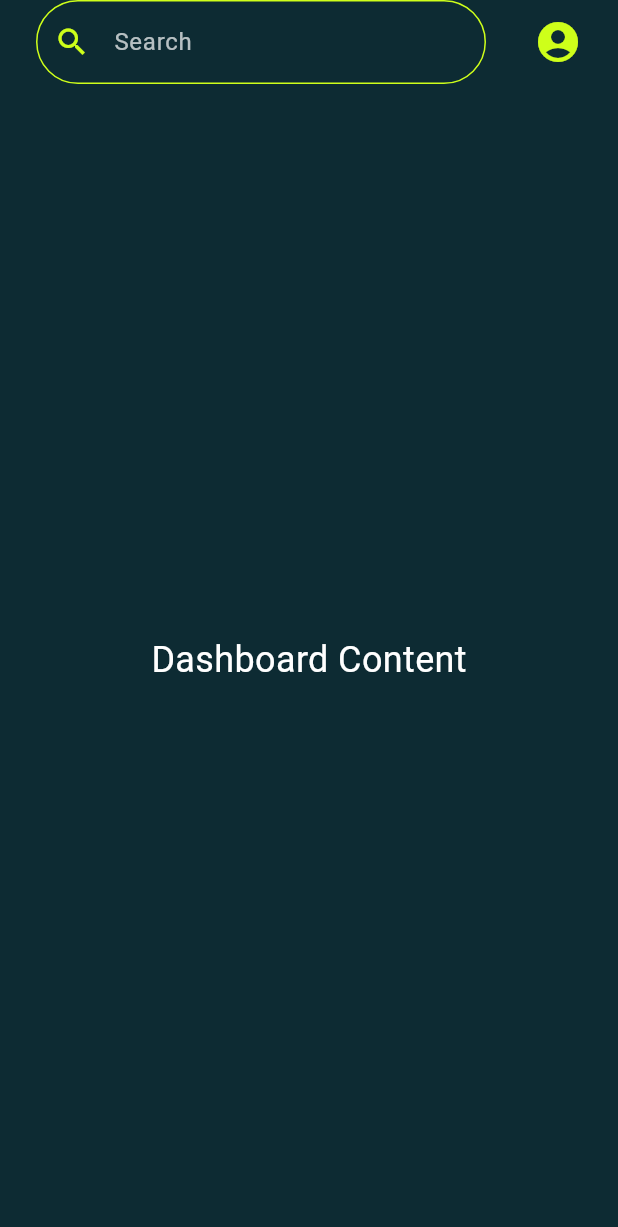
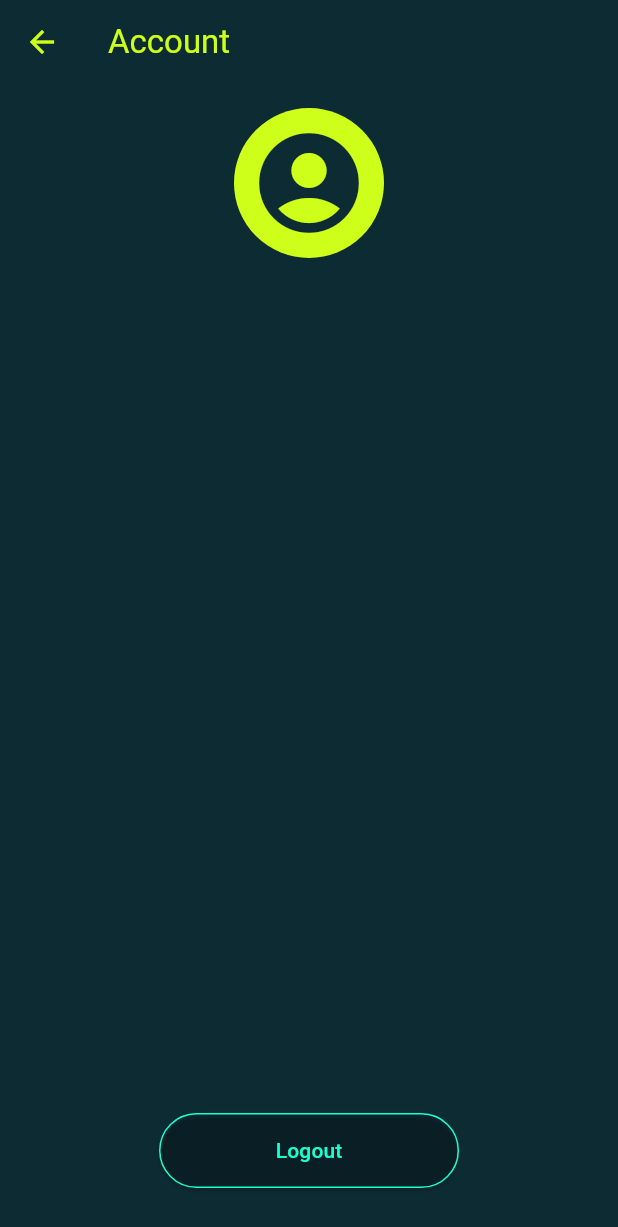
Before and after one commit to JittoJoseph/PreStake-Paper-Staking-App, a Flutter app: the DashboardPage screen opened directly, after a tap on the "account circle" icon, on a phone screen of 412 x 824 dp. Shown: the top 1227 px of the screen. Run offline on Flutter 3.47's test engine with Material 3 defaults, Android fonts, the phone set to English and light mode, and no system bars.

Commit message:
add accounts page

```diff
--- /dev/null
+++ b/lib/pages/account.dart
@@ -0,0 +1,86 @@
+import 'package:flutter/material.dart';
+
+class AccountPage extends StatelessWidget {
+  const AccountPage({super.key});
+
+  @override
+  Widget build(BuildContext context) {
+    const primaryColor = Color.fromRGBO(206, 255, 26, 1);
+    const backgroundColor = Color.fromRGBO(13, 43, 51, 1);
+    const accentColor = Color.fromRGBO(26, 255, 206, 1);
+
+    return Scaffold(
+      appBar: AppBar(
+        backgroundColor: backgroundColor,
+        leading: IconButton(
+          icon: const Icon(Icons.arrow_back, color: primaryColor),
+          onPressed: () => Navigator.of(context).pop(),
+        ),
+        title: const Text(
+          'Account',
+          style: TextStyle(color: primaryColor),
+        ),
+      ),
+      body: Container(
+        decoration: BoxDecoration(
+          gradient: LinearGradient(
+            begin: Alignment.topLeft,
+            end: Alignment.bottomRight,
+            colors: [backgroundColor, backgroundColor.withOpacity(0.8)],
+          ),
+        ),
+        child: Column(
+          children: [
+            const Expanded(
+              child: Padding(
+                padding: EdgeInsets.all(16.0),
+                child: Column(
+                  crossAxisAlignment: CrossAxisAlignment.start,
+                  children: [
+                    Center(
+                      child: CircleAvatar(
+                        radius: 50,
+                        backgroundColor: primaryColor,
+                        child: Icon(
+                          Icons.account_circle,
+                          size: 80,
+                          color: backgroundColor,
+                        ),
+                      ),
+                    ),
+                    SizedBox(height: 24),
+                    // Add more account details here
+                  ],
+                ),
+              ),
+            ),
+            Padding(
+              padding: const EdgeInsets.only(bottom: 32.0),
+              child: Center(
+                child: ElevatedButton(
+                  style: ElevatedButton.styleFrom(
+                    backgroundColor: Colors.transparent,
+                    foregroundColor: accentColor,
+                    minimumSize: const Size(200, 50),
+                    shape: RoundedRectangleBorder(
+                      borderRadius: BorderRadius.circular(25),
+                      side: const BorderSide(color: accentColor),
+                    ),
+                  ),
+                  onPressed: () {
+                    // Pop until we reach the login screen
+                    Navigator.of(context).pushNamedAndRemoveUntil(
+                      '/',
+                      (Route<dynamic> route) => false,
+                    );
+                  },
+                  child: const Text('Logout'),
+                ),
+              ),
+            ),
+          ],
+        ),
+      ),
+    );
+  }
+}
--- a/lib/pages/authentication.dart
+++ b/lib/pages/authentication.dart
@@ -165,15 +165,21 @@ class _SignUpPageState extends State<SignUpPage> {
                   mainAxisAlignment: MainAxisAlignment.center,
                   children: [
                     TextFormField(
-                      decoration: const InputDecoration(
+                      decoration: InputDecoration(
                         labelText: 'Email',
-                        labelStyle: TextStyle(color: Colors.white70),
-                        enabledBorder: UnderlineInputBorder(
-                          borderSide: BorderSide(color: Colors.white70),
+                        labelStyle: const TextStyle(color: Colors.white70),
+                        enabledBorder: OutlineInputBorder(
+                          borderRadius: BorderRadius.circular(25),
+                          borderSide: const BorderSide(
+                              color: Color.fromRGBO(26, 255, 206, 1)),
                         ),
-                        focusedBorder: UnderlineInputBorder(
-                          borderSide: BorderSide(color: primaryColor),
+                        focusedBorder: OutlineInputBorder(
+                          borderRadius: BorderRadius.circular(25),
+                          borderSide: const BorderSide(
+                              color: Color.fromRGBO(206, 255, 26, 1)),
                         ),
+                        contentPadding: const EdgeInsets.symmetric(
+                            horizontal: 20, vertical: 16),
                       ),
                       style: const TextStyle(color: Colors.white),
                       validator: (value) {
--- a/lib/pages/dashboard.dart
+++ b/lib/pages/dashboard.dart
@@ -1,4 +1,5 @@
 import 'package:flutter/material.dart';
+import 'account.dart';
 
 class DashboardPage extends StatelessWidget {
   const DashboardPage({super.key});
@@ -8,13 +9,14 @@ class DashboardPage extends StatelessWidget {
     const primaryColor = Color.fromRGBO(206, 255, 26, 1);
     const backgroundColor = Color.fromRGBO(13, 43, 51, 1);
 
-    return WillPopScope(
-      onWillPop: () async => false, // Disable back button
-      child: Scaffold(
+    return Scaffold(
       appBar: AppBar(
+        automaticallyImplyLeading: false, // Removes back arrow
         backgroundColor: backgroundColor,
         title: Padding(
           padding: const EdgeInsets.symmetric(horizontal: 8.0),
+          child: SizedBox(
+            height: 40, // Reduced height
             child: TextField(
               decoration: InputDecoration(
                 hintText: 'Search',
@@ -30,8 +32,11 @@ class DashboardPage extends StatelessWidget {
                   borderRadius: BorderRadius.circular(30),
                   borderSide: const BorderSide(color: primaryColor, width: 2),
                 ),
+                contentPadding:
+                    const EdgeInsets.symmetric(vertical: 0, horizontal: 16),
               ),
               style: const TextStyle(color: Colors.white),
+            ),
           ),
         ),
         actions: [
@@ -39,9 +44,12 @@ class DashboardPage extends StatelessWidget {
             padding: const EdgeInsets.only(right: 16.0),
             child: IconButton(
               icon: const Icon(Icons.account_circle,
-                    color: primaryColor, size: 32),
+                  color: primaryColor, size: 36), // Increased size
               onPressed: () {
-                  // TODO: Implement account action
+                Navigator.push(
+                  context,
+                  MaterialPageRoute(builder: (context) => const AccountPage()),
+                );
               },
             ),
           ),
@@ -62,7 +70,6 @@ class DashboardPage extends StatelessWidget {
           ),
         ),
       ),
-      ),
     );
   }
 }
```
Lines whose indentation alone changed are shown as unchanged.
